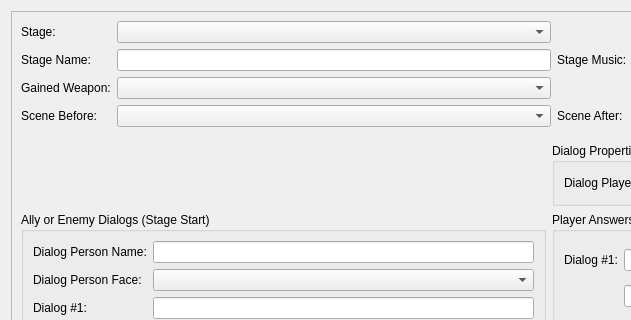
Before: the Qt Designer form editor/mainwindow_tab/stage_edit.ui in protoman/rockbot, drawn with Qt 5; both pictures show x 0 to 631 and y 0 to 320 of the 1098 by 831 pixel window.
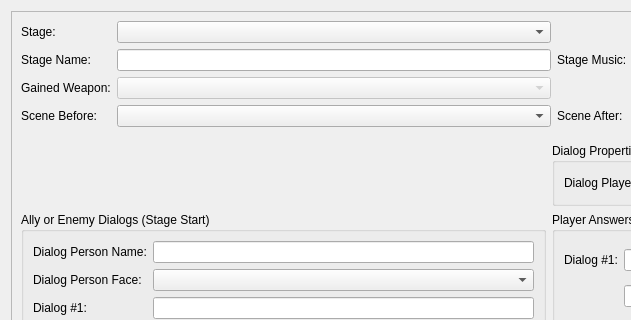
After: the same form once the commit is applied.

Commit message: - stage dialogs edit

```diff
--- a/editor/mainwindow_tab/stage_edit.ui
+++ b/editor/mainwindow_tab/stage_edit.ui
@@ -41,7 +41,11 @@
           <widget class="QComboBox" name="stages_tab_stage_combo"/>
          </item>
          <item row="4" column="1">
-          <widget class="QComboBox" name="stage_boss_weapon_combo"/>
+          <widget class="QComboBox" name="stage_boss_weapon_combo">
+           <property name="enabled">
+            <bool>false</bool>
+           </property>
+          </widget>
          </item>
          <item row="0" column="0">
           <widget class="QLabel" name="label_48">
```
The commit also changes 7 other files.
